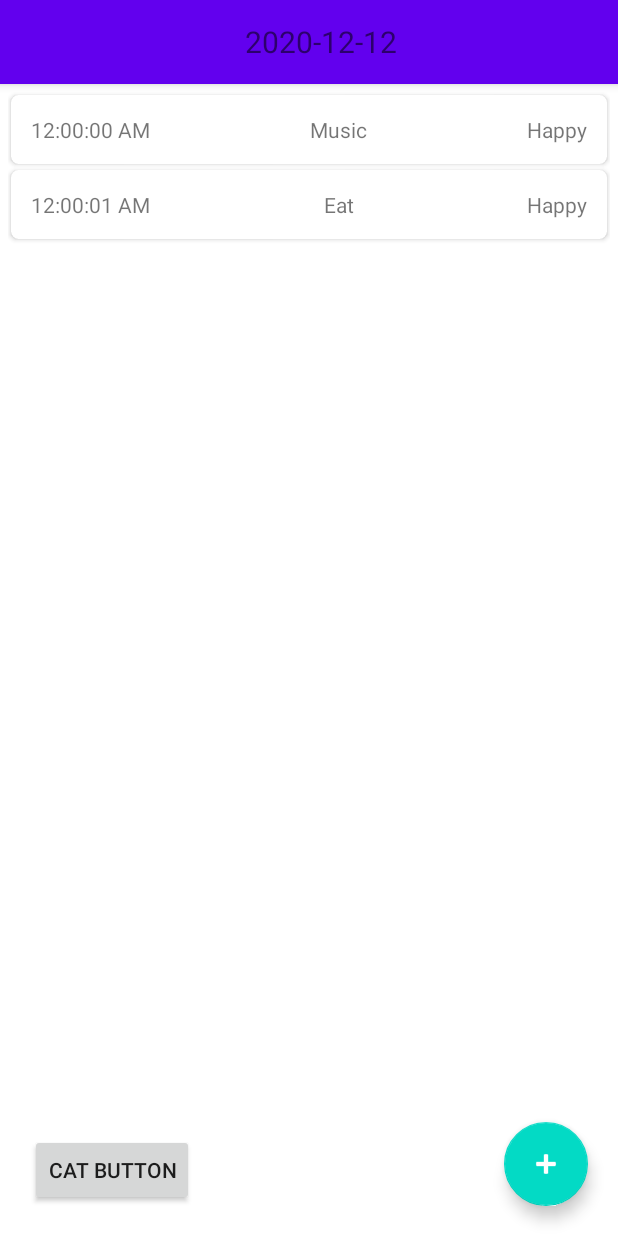
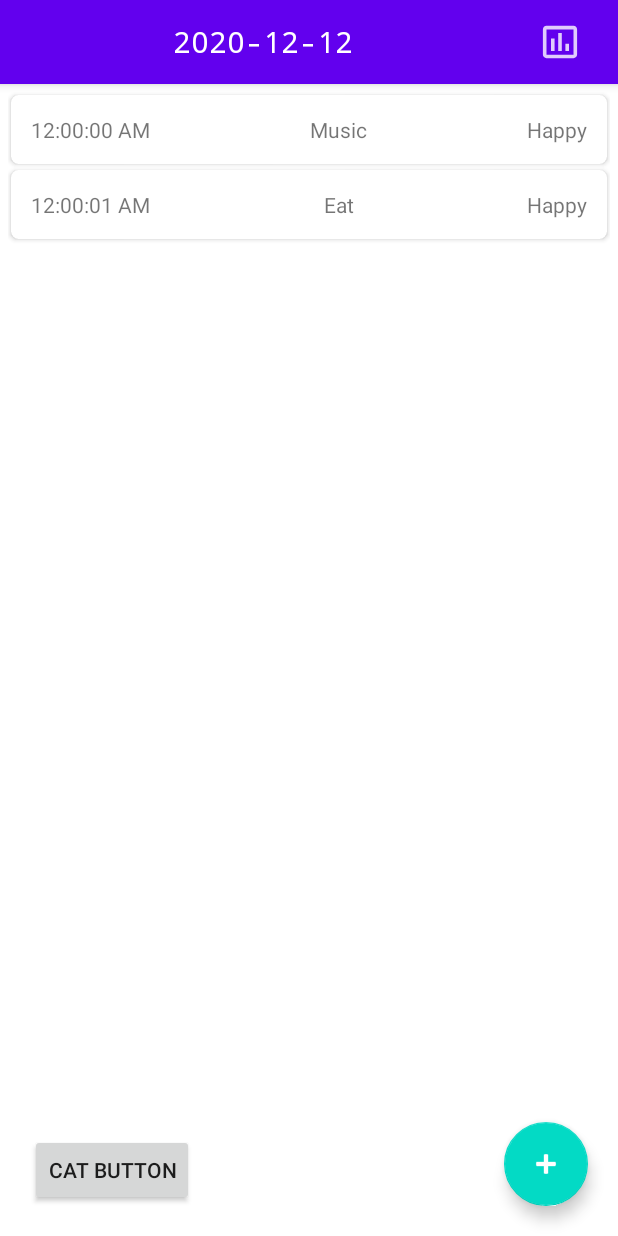
Before and after one commit to ChuhanZhangGit/decision_journal, an Android app: the MainActivity screen opened directly, with no data from a screen before it, on a phone screen of 412 x 824 dp. Run offline under Robolectric (Android 15) with nearby library versions, the phone set to English and light mode, and no system bars; our stand-ins replace Room's generated code.

Commit message:
add plot button

```diff
--- a/app/src/main/java/edu/neu/madcourse/decisionjournal/MainActivity.java
+++ b/app/src/main/java/edu/neu/madcourse/decisionjournal/MainActivity.java
@@ -17,11 +17,11 @@ import android.os.Bundle;
 import android.util.Log;
 import android.view.View;
 import android.widget.CalendarView;
-import android.widget.LinearLayout;
+
 import android.widget.TextView;
 
 import com.google.android.material.appbar.AppBarLayout;
-import com.google.android.material.floatingactionbutton.FloatingActionButton;
+
 
 import java.sql.Date;
 import java.time.LocalDate;
@@ -35,14 +35,12 @@ import edu.neu.madcourse.decisionjournal.dao.AsyncRecordRepository;
  */
 public class MainActivity extends AppCompatActivity {
     private static final String TAG = MainActivity.class.getSimpleName();
-    private LinearLayout pickDateArea;
     private AppBarLayout appBarLayout;
     private CalendarView calendarView;
     boolean appbarExpanded = false;
 
     private LocalDate selectedDate = LocalDate.now();
     private TextView selectedDateTextView;
-
 
     private RecyclerView recordRecyclerView;
     private RecordRecyclerAdapter recordRecyclerAdapter;
@@ -62,7 +60,6 @@ public class MainActivity extends AppCompatActivity {
         Toolbar toolbar = findViewById(R.id.toolbar);
         setSupportActionBar(toolbar);
 
-        pickDateArea = findViewById(R.id.pick_date_area);
         appBarLayout = findViewById(R.id.app_bar_layout);
         calendarView = findViewById(R.id.calendar_view);
         selectedDateTextView = findViewById(R.id.toolbar_date_display);
@@ -195,6 +192,9 @@ public class MainActivity extends AppCompatActivity {
             case R.id.cat_dialog_bn:
                 launchCatDialog();
                 break;
+            case R.id.plot_activity_bn:
+                startActivity(new Intent(this, PlotActivity.class));
+
         }
     }
 
--- /dev/null
+++ b/app/src/main/res/drawable-anydpi/ic_plots.xml
@@ -0,0 +1,16 @@
+<vector xmlns:android="http://schemas.android.com/apk/res/android"
+    android:width="24dp"
+    android:height="24dp"
+    android:viewportWidth="24"
+    android:viewportHeight="24"
+    android:tint="#FFFFFF"
+    android:alpha="0.8">
+  <group android:scaleX="1.2"
+      android:scaleY="1.2"
+      android:translateX="-2.4"
+      android:translateY="-2.4">
+    <path
+        android:fillColor="@android:color/white"
+        android:pathData="M9,17L7,17v-7h2v7zM13,17h-2L11,7h2v10zM17,17h-2v-4h2v4zM19.5,19.1h-15L4.5,5h15v14.1zM19.5,3h-15c-1.1,0 -2,0.9 -2,2v14c0,1.1 0.9,2 2,2h15c1.1,0 2,-0.9 2,-2L21.5,5c0,-1.1 -0.9,-2 -2,-2z"/>
+  </group>
+</vector>
--- a/app/src/main/res/layout/activity_main.xml
+++ b/app/src/main/res/layout/activity_main.xml
@@ -56,11 +56,25 @@
 
                     <TextView
                         android:id="@+id/toolbar_date_display"
-                        android:layout_width="match_parent"
+                        android:layout_width="0dp"
                         android:layout_height="match_parent"
                         android:layout_margin="5dp"
                         android:gravity="center"
-                        android:textSize="20dp" />
+                        android:textSize="20dp"
+                        android:typeface="monospace"
+                        android:textColor="@color/white"
+                        android:layout_weight="4"/>
+
+                    <ImageButton
+                        android:id="@+id/plot_activity_bn"
+                        android:layout_width="0dp"
+                        android:layout_height="match_parent"
+                        android:layout_margin="0dp"
+                        android:background="@null"
+                        android:src="@drawable/ic_plots"
+                        android:layout_weight="1"
+                        android:onClick="onClick"
+                        />
 
                 </LinearLayout>
 
--- a/app/src/main/res/values/colors.xml
+++ b/app/src/main/res/values/colors.xml
@@ -3,4 +3,5 @@
     <color name="colorPrimary">#6200EE</color>
     <color name="colorPrimaryDark">#3700B3</color>
     <color name="colorAccent">#03DAC5</color>
+    <color name="white">#FFFFFF</color>
 </resources>
```
Also changed, not shown: app/src/main/res/drawable-hdpi/ic_plots.png (added), app/src/main/res/drawable-mdpi/ic_plots.png (added), app/src/main/res/drawable-xhdpi/ic_plots.png (added), app/src/main/res/drawable-xxhdpi/ic_plots.png (added).
